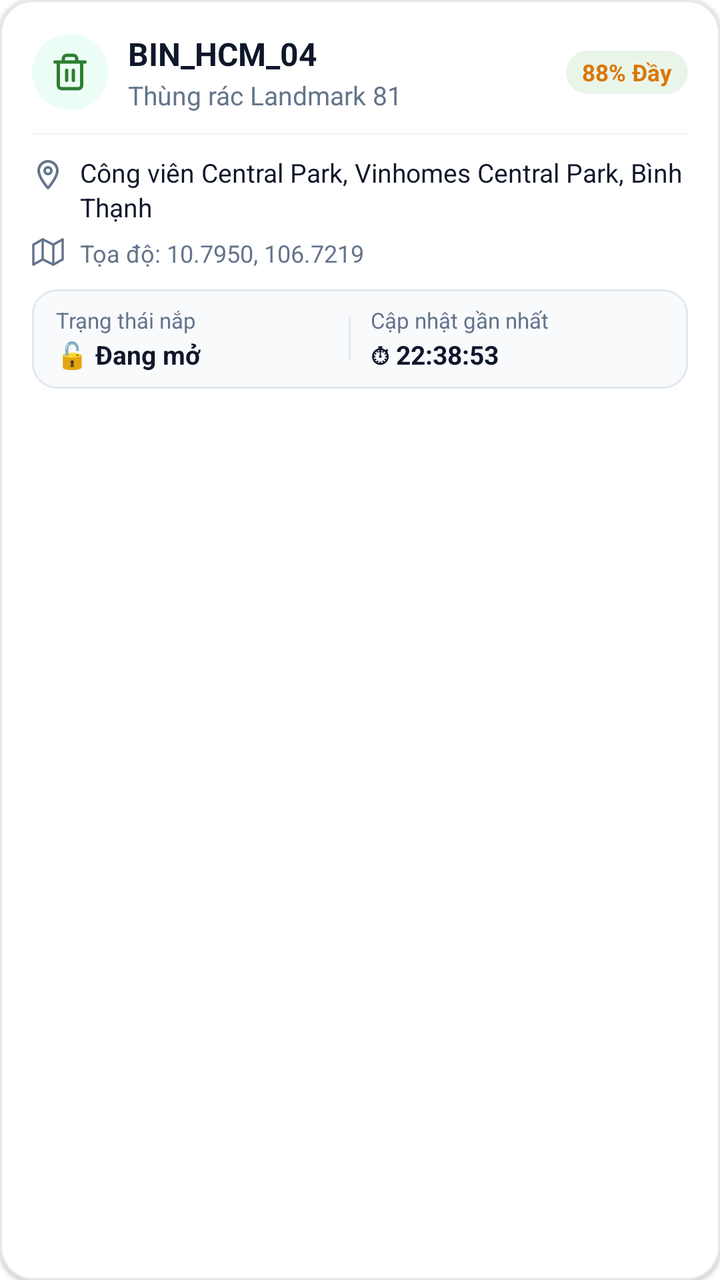
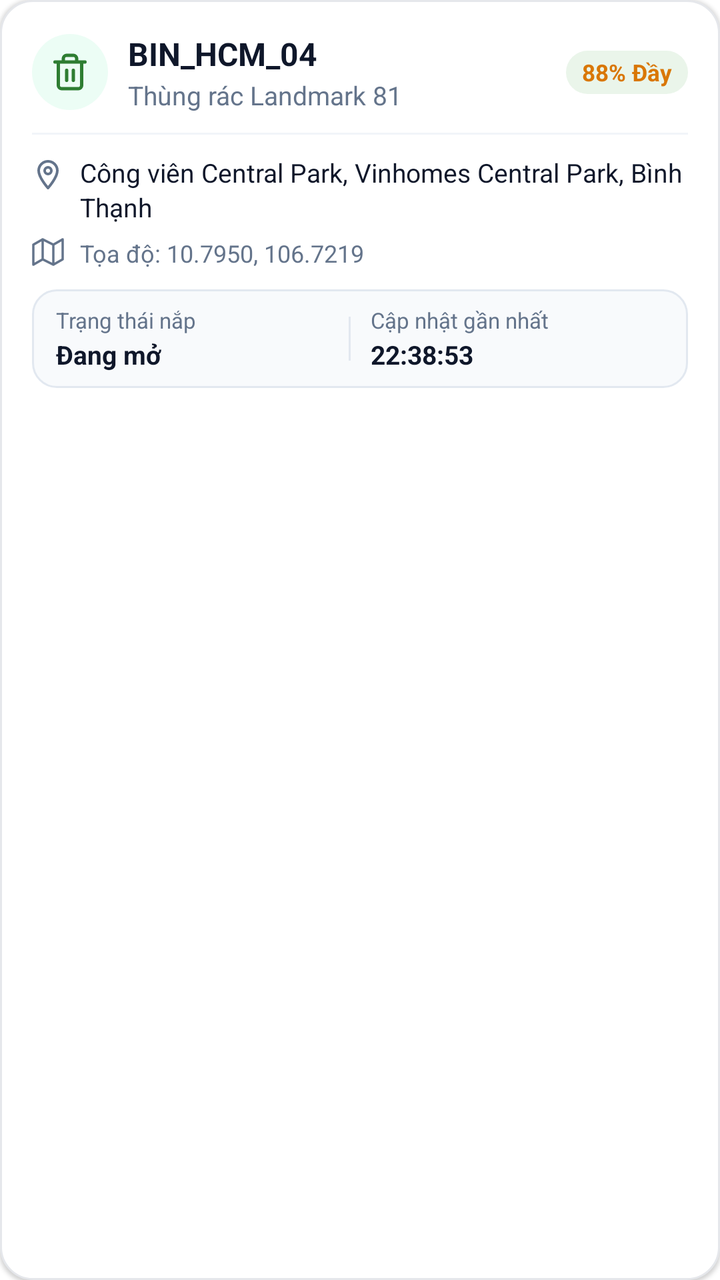

Compare the two renders of this Android layout. The source of the first and the diff that turns it into the second are given below.
<!-- AndroidManifest.xml: application theme Theme.App_Smart_Waste -->
<!-- res/layout/item_bin_detail_preview.xml -->
<?xml version="1.0" encoding="utf-8"?>
<LinearLayout xmlns:android="http://schemas.android.com/apk/res/android"
    xmlns:app="http://schemas.android.com/apk/res-auto"
    xmlns:tools="http://schemas.android.com/tools"
    android:layout_width="match_parent"
    android:layout_height="wrap_content"
    android:layout_marginBottom="12dp"
    android:background="@drawable/bg_card_profile"
    android:elevation="1dp"
    android:orientation="vertical"
    android:padding="16dp">

    
    <LinearLayout
        android:layout_width="match_parent"
        android:layout_height="wrap_content"
        android:gravity="center_vertical"
        android:orientation="horizontal">

        <FrameLayout
            android:layout_width="38dp"
            android:layout_height="38dp"
            android:background="@drawable/bg_circle_notif_green">

            <ImageView
                android:layout_width="20dp"
                android:layout_height="20dp"
                android:layout_gravity="center"
                android:contentDescription="Thùng rác"
                android:src="@drawable/ic_trash_bin_red"
                app:tint="@color/profile_green_primary" />
        </FrameLayout>

        <LinearLayout
            android:layout_width="0dp"
            android:layout_height="wrap_content"
            android:layout_marginStart="10dp"
            android:layout_weight="1"
            android:orientation="vertical">

            <TextView
                android:id="@+id/tvBinPreviewId"
                android:layout_width="wrap_content"
                android:layout_height="wrap_content"
                android:text="BIN_HCM_04"
                android:textColor="@color/profile_text_primary"
                android:textSize="16sp"
                android:textStyle="bold" />

            <TextView
                android:id="@+id/tvBinPreviewName"
                android:layout_width="wrap_content"
                android:layout_height="wrap_content"
                android:layout_marginTop="1dp"
                android:text="Thùng rác Landmark 81"
                android:textColor="@color/profile_text_secondary"
                android:textSize="13sp" />
        </LinearLayout>

        <TextView
            android:id="@+id/tvBinPreviewLevelBadge"
            android:layout_width="wrap_content"
            android:layout_height="wrap_content"
            android:background="@drawable/bg_role_badge_pill"
            android:paddingHorizontal="8dp"
            android:paddingVertical="3dp"
            android:text="88% Đầy"
            android:textColor="#D97706"
            android:textSize="11.5sp"
            android:textStyle="bold" />
    </LinearLayout>

    <View
        android:layout_width="match_parent"
        android:layout_height="1dp"
        android:layout_marginVertical="10dp"
        android:background="@color/profile_menu_divider" />

    
    <LinearLayout
        android:layout_width="match_parent"
        android:layout_height="wrap_content"
        android:gravity="top"
        android:orientation="horizontal">

        <ImageView
            android:layout_width="16dp"
            android:layout_height="16dp"
            android:layout_marginTop="2dp"
            android:contentDescription="Vị trí"
            android:src="@drawable/ic_location_pin"
            app:tint="@color/profile_text_secondary" />

        <TextView
            android:id="@+id/tvBinPreviewAddress"
            android:layout_width="0dp"
            android:layout_height="wrap_content"
            android:layout_marginStart="8dp"
            android:layout_weight="1"
            android:lineSpacingExtra="2dp"
            android:text="Công viên Central Park, Vinhomes Central Park, Bình Thạnh"
            android:textColor="@color/profile_text_primary"
            android:textSize="13sp" />
    </LinearLayout>

    
    <LinearLayout
        android:layout_width="match_parent"
        android:layout_height="wrap_content"
        android:layout_marginTop="6dp"
        android:gravity="center_vertical"
        android:orientation="horizontal">

        <ImageView
            android:layout_width="16dp"
            android:layout_height="16dp"
            android:contentDescription="Tọa độ"
            android:src="@drawable/ic_nav_map"
            app:tint="@color/profile_text_secondary" />

        <TextView
            android:id="@+id/tvBinPreviewCoords"
            android:layout_width="0dp"
            android:layout_height="wrap_content"
            android:layout_marginStart="8dp"
            android:layout_weight="1"
            android:text="Tọa độ: 10.7950, 106.7219"
            android:textColor="@color/profile_text_secondary"
            android:textSize="12sp" />
    </LinearLayout>

    
    <LinearLayout
        android:layout_width="match_parent"
        android:layout_height="wrap_content"
        android:layout_marginTop="10dp"
        android:background="@drawable/bg_dialog_item_field"
        android:gravity="center_vertical"
        android:orientation="horizontal"
        android:paddingHorizontal="12dp"
        android:paddingVertical="8dp"
        android:weightSum="2">

        <LinearLayout
            android:layout_width="0dp"
            android:layout_height="wrap_content"
            android:layout_weight="1"
            android:orientation="vertical">

            <TextView
                android:layout_width="wrap_content"
                android:layout_height="wrap_content"
                android:text="Trạng thái nắp"
                android:textColor="@color/profile_text_secondary"
                android:textSize="11sp" />

            <TextView
                android:id="@+id/tvBinPreviewLidStatus"
                android:layout_width="wrap_content"
                android:layout_height="wrap_content"
                android:layout_marginTop="1dp"
                android:text="🔓 Đang mở"
                android:textColor="@color/profile_text_primary"
                android:textSize="13sp"
                android:textStyle="bold" />
        </LinearLayout>

        <View
            android:layout_width="1dp"
            android:layout_height="22dp"
            android:background="@color/profile_divider" />

        <LinearLayout
            android:layout_width="0dp"
            android:layout_height="wrap_content"
            android:layout_marginStart="10dp"
            android:layout_weight="1"
            android:orientation="vertical">

            <TextView
                android:layout_width="wrap_content"
                android:layout_height="wrap_content"
                android:text="Cập nhật gần nhất"
                android:textColor="@color/profile_text_secondary"
                android:textSize="11sp" />

            <TextView
                android:id="@+id/tvBinPreviewLastSeen"
                android:layout_width="wrap_content"
                android:layout_height="wrap_content"
                android:layout_marginTop="1dp"
                android:text="⏱ 22:38:53"
                android:textColor="@color/profile_text_primary"
                android:textSize="13sp"
                android:textStyle="bold" />
        </LinearLayout>
    </LinearLayout>

</LinearLayout>
<!-- resources referenced by this layout -->
<resources>
  <color name="profile_divider">#E2E8F0</color>
  <color name="profile_green_primary">#2E7D32</color>
  <color name="profile_menu_divider">#F1F5F9</color>
  <color name="profile_text_primary">#0F172A</color>
  <color name="profile_text_secondary">#64748B</color>
  <!-- drawable bg_card_profile (drawable) -->
  <?xml version="1.0" encoding="utf-8"?>
  <shape xmlns:android="http://schemas.android.com/apk/res/android"
      android:shape="rectangle">
      <solid android:color="@color/profile_surface" />
      <corners android:radius="16dp" />
      <stroke
          android:width="1dp"
          android:color="@color/profile_border_card" />
  </shape>
  <!-- drawable bg_circle_notif_green (drawable) -->
  <?xml version="1.0" encoding="utf-8"?>
  <shape xmlns:android="http://schemas.android.com/apk/res/android"
      android:shape="oval">
      <solid android:color="#ECFDF5" />
  </shape>
  <!-- drawable bg_dialog_item_field (drawable) -->
  <?xml version="1.0" encoding="utf-8"?>
  <shape xmlns:android="http://schemas.android.com/apk/res/android"
      android:shape="rectangle">
      <solid android:color="#F8FAFC" />
      <corners android:radius="12dp" />
      <stroke
          android:width="1dp"
          android:color="#E2E8F0" />
  </shape>
  <!-- drawable bg_role_badge_pill (drawable) -->
  <?xml version="1.0" encoding="utf-8"?>
  <shape xmlns:android="http://schemas.android.com/apk/res/android"
      android:shape="rectangle">
      <solid android:color="@color/profile_green_light" />
      <corners android:radius="20dp" />
  </shape>
  <!-- drawable ic_location_pin (drawable) -->
  <vector xmlns:android="http://schemas.android.com/apk/res/android"
      android:width="20dp"
      android:height="20dp"
      android:viewportWidth="24"
      android:viewportHeight="24">
      <path
          android:strokeColor="#16A34A"
          android:strokeWidth="2.0"
          android:strokeLineCap="round"
          android:strokeLineJoin="round"
          android:fillColor="#00000000"
          android:pathData="M12 2C8.13 2 5 5.13 5 9c0 5.25 7 13 7 13s7-7.75 7-13c0-3.87-3.13-7-7-7zm0 9.5c-1.38 0-2.5-1.12-2.5-2.5s1.12-2.5 2.5-2.5 2.5 1.12 2.5 2.5-1.12 2.5-2.5 2.5z"/>
  </vector>
  <!-- drawable ic_nav_map (drawable) -->
  <vector xmlns:android="http://schemas.android.com/apk/res/android"
      android:width="24dp"
      android:height="24dp"
      android:viewportWidth="24"
      android:viewportHeight="24">
      <path
          android:strokeColor="#111827"
          android:strokeWidth="1.8"
          android:strokeLineCap="round"
          android:strokeLineJoin="round"
          android:fillColor="#00000000"
          android:pathData="M1,6v15l7,-4 8,4 7,-4V2l-7,4 -8,-4 -7,4zM8,2v15M16,6v15"/>
  </vector>
  <!-- drawable ic_trash_bin_red (drawable) -->
  <vector xmlns:android="http://schemas.android.com/apk/res/android"
      android:width="20dp"
      android:height="20dp"
      android:viewportWidth="24"
      android:viewportHeight="24">
      <path
          android:strokeColor="#EF4444"
          android:strokeWidth="2.0"
          android:strokeLineCap="round"
          android:strokeLineJoin="round"
          android:fillColor="#00000000"
          android:pathData="M3 6h18M19 6v14a2 2 0 0 1-2 2H7a2 2 0 0 1-2-2V6m3 0V4a2 2 0 0 1 2-2h4a2 2 0 0 1 2 2v2M10 11v6M14 11v6"/>
  </vector>
  <color name="profile_surface">#FFFFFF</color>
  <color name="profile_border_card">#E5E7EB</color>
  <color name="profile_green_light">#EAF5EA</color>
  <color name="primary_500">#10B981</color>
  <color name="primary_600">#16A34A</color>
  <color name="status_info_main">#3B82F6</color>
  <color name="surface_bg">#FFFFFF</color>
  <color name="surface_card">#FFFFFF</color>
  <!-- unchanged entries left out for length: 1 -->
</resources>

<!-- the commit's change to res/layout/item_bin_detail_preview.xml (unified diff, before → after) -->
@@ -159,7 +159,7 @@
                 android:layout_width="wrap_content"
                 android:layout_height="wrap_content"
                 android:layout_marginTop="1dp"
-                android:text="🔓 Đang mở"
+                android:text="Đang mở"
                 android:textColor="@color/profile_text_primary"
                 android:textSize="13sp"
                 android:textStyle="bold" />
@@ -189,7 +189,7 @@
                 android:layout_width="wrap_content"
                 android:layout_height="wrap_content"
                 android:layout_marginTop="1dp"
-                android:text="⏱ 22:38:53"
+                android:text="22:38:53"
                 android:textColor="@color/profile_text_primary"
                 android:textSize="13sp"
                 android:textStyle="bold" />
